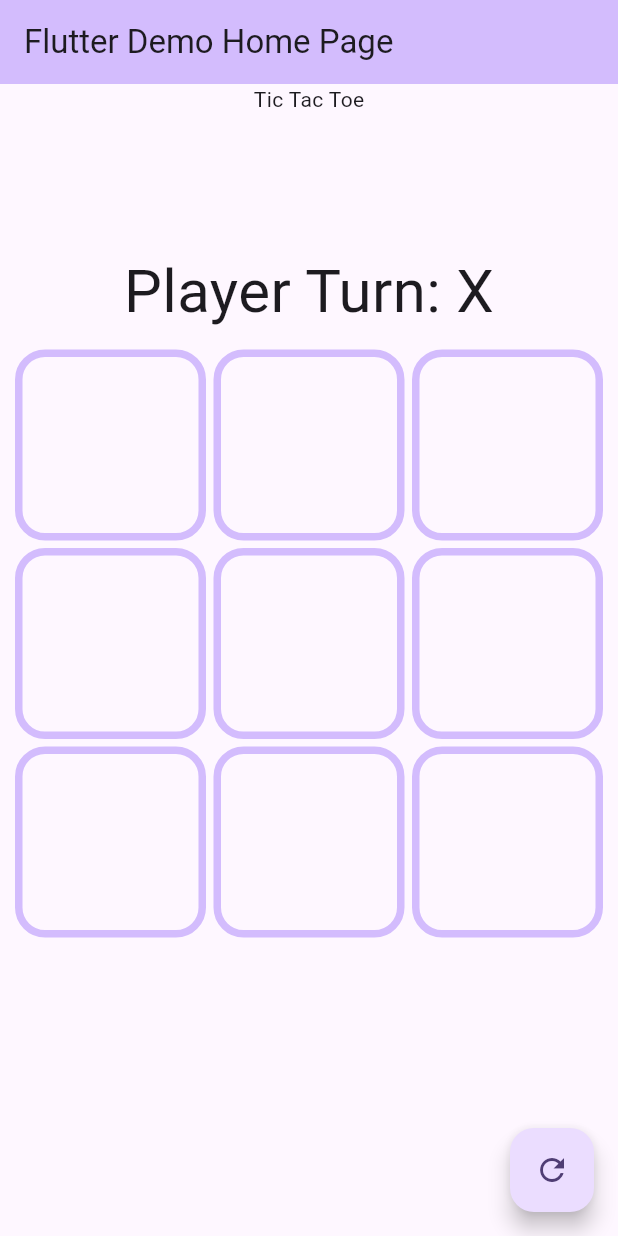
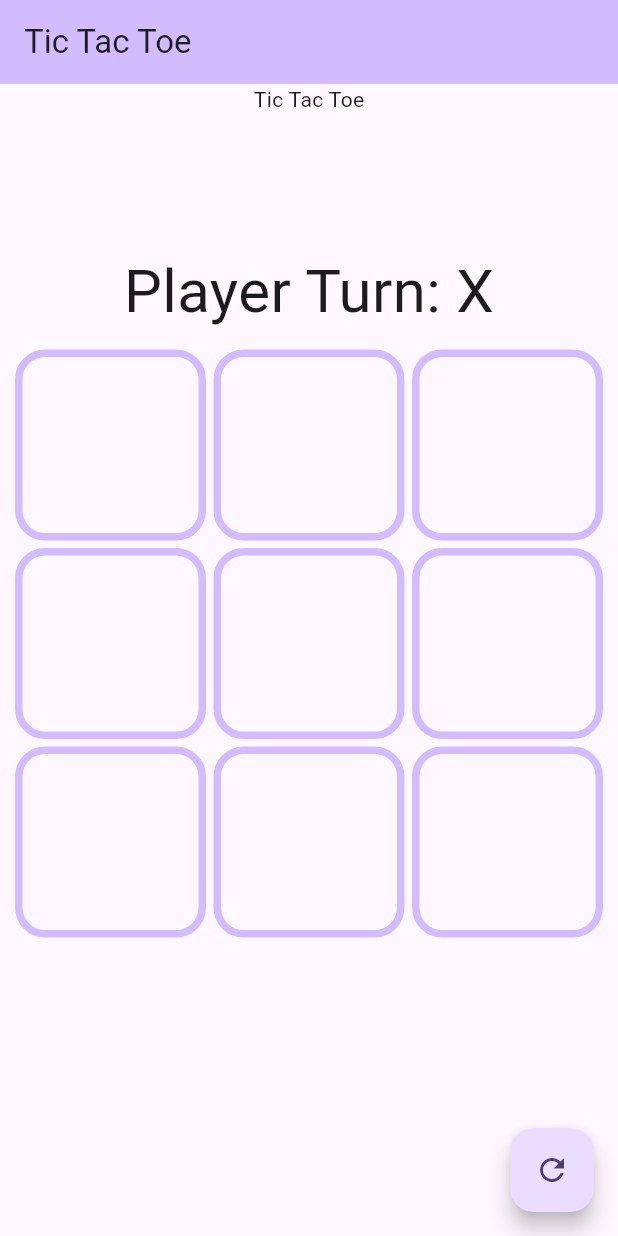
Before and after one commit to zaidansari42/tictactoe_mobx, a Flutter app: the screen it shows after launch, on a phone screen of 412 x 824 dp. Run offline on Flutter 3.47's test engine with Material 2 defaults, Android fonts, the phone set to English and light mode, and no system bars.

Commit message:
Changed AppBar title

```diff
--- a/lib/main.dart
+++ b/lib/main.dart
@@ -11,12 +11,12 @@ class MyApp extends StatelessWidget {
   @override
   Widget build(BuildContext context) {
     return MaterialApp(
-      title: 'Flutter Demo',
+      title: 'Tic Tac Toe Game',
       theme: ThemeData(
         colorScheme: ColorScheme.fromSeed(seedColor: Colors.deepPurple),
         useMaterial3: true,
       ),
-      home: const HomePage(title: 'Flutter Demo Home Page'),
+      home: const HomePage(title: 'Tic Tac Toe'),
     );
   }
 }
```
